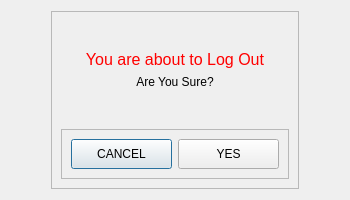
The window that UI/Alert.ui (AtlasCJr/pfm) describes before a commit, drawn with Qt 5.
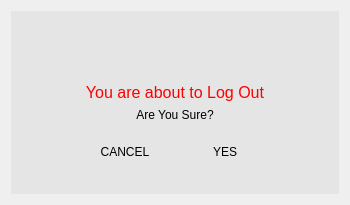
The same window after the commit. Icons and pictures are not drawn.

Diff of the .ui file:
```diff
--- a/UI/Alert.ui
+++ b/UI/Alert.ui
@@ -19,8 +19,24 @@
   <property name="windowTitle">
    <string>Dialog</string>
   </property>
+  <property name="styleSheet">
+   <string notr="true"/>
+  </property>
   <layout class="QHBoxLayout" name="horizontalLayout">
    <item>
+    <widget class="QFrame" name="frame_3">
+     <property name="styleSheet">
+      <string notr="true">background-color: rgb(229, 229, 229);
+border: 5px rgb(194, 64, 0) solid;</string>
+     </property>
+     <property name="frameShape">
+      <enum>QFrame::StyledPanel</enum>
+     </property>
+     <property name="frameShadow">
+      <enum>QFrame::Raised</enum>
+     </property>
+     <layout class="QHBoxLayout" name="horizontalLayout_2">
+      <item>
     <spacer name="horizontalSpacer">
      <property name="orientation">
       <enum>Qt::Horizontal</enum>
@@ -45,6 +61,49 @@
       <enum>QFrame::Raised</enum>
      </property>
      <layout class="QVBoxLayout" name="verticalLayout">
+         <item>
+          <widget class="QFrame" name="frame_4">
+           <property name="sizePolicy">
+            <sizepolicy hsizetype="Preferred" vsizetype="Maximum">
+             <horstretch>0</horstretch>
+             <verstretch>0</verstretch>
+            </sizepolicy>
+           </property>
+           <property name="frameShape">
+            <enum>QFrame::StyledPanel</enum>
+           </property>
+           <property name="frameShadow">
+            <enum>QFrame::Raised</enum>
+           </property>
+           <layout class="QHBoxLayout" name="horizontalLayout_4">
+            <item>
+             <widget class="QLabel" name="label_2">
+              <property name="minimumSize">
+               <size>
+                <width>30</width>
+                <height>30</height>
+               </size>
+              </property>
+              <property name="maximumSize">
+               <size>
+                <width>30</width>
+                <height>30</height>
+               </size>
+              </property>
+              <property name="text">
+               <string/>
+              </property>
+              <property name="pixmap">
+               <pixmap>../Assets/warning.webp</pixmap>
+              </property>
+              <property name="scaledContents">
+               <bool>true</bool>
+              </property>
+             </widget>
+            </item>
+           </layout>
+          </widget>
+         </item>
       <item>
        <widget class="QLabel" name="msg">
         <property name="font">
@@ -103,7 +162,16 @@
             </size>
            </property>
            <property name="styleSheet">
-            <string notr="true"/>
+               <string notr="true">QPushButton {
+    border: none;
+	border-radius: 15px;
+}
+
+QPushButton:hover {
+    background-color: rgb(168, 168, 168);
+	color: white;
+}
+</string>
            </property>
            <property name="text">
             <string>CANCEL</string>
@@ -118,6 +186,18 @@
              <height>30</height>
             </size>
            </property>
+              <property name="styleSheet">
+               <string notr="true">QPushButton {
+    border: none;
+	border-radius: 15px;
+}
+
+QPushButton:hover {
+    background-color: rgb(168, 168, 168);
+	color: white;
+}
+</string>
+              </property>
            <property name="text">
             <string>YES</string>
            </property>
@@ -144,6 +224,9 @@
       </size>
      </property>
     </spacer>
+      </item>
+     </layout>
+    </widget>
    </item>
   </layout>
  </widget>
```
Lines whose indentation alone changed are shown as unchanged.
